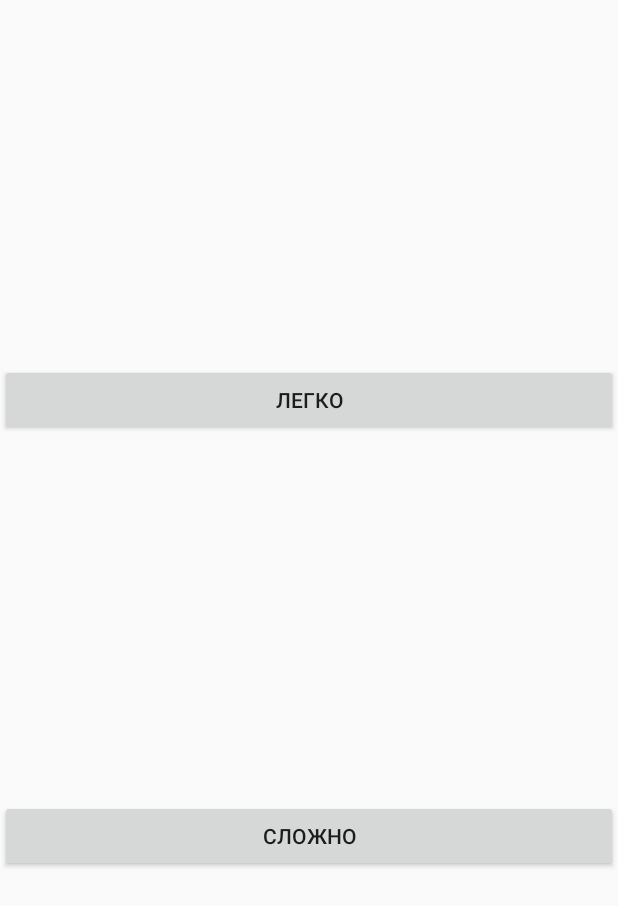
After one commit to ShaAndrey/javakruta, an Android app: the layout layout_bot_difficulties_dialog.xml on its own in the app's theme, with its tools: preview values and no code run, on a phone screen of 412 x 824 dp. The commit adds this screen. Shown: the top 906 px of the screen. Run offline under Robolectric (Android 15) with nearby library versions, the phone set to English and light mode, and no system bars.

Commit message:
add dummy difficulty pick dialog

```diff
--- a/GOGOT/app/src/main/res/layout/activity_start_game.xml
+++ b/GOGOT/app/src/main/res/layout/activity_start_game.xml
@@ -17,7 +17,7 @@
         app:layout_constraintHorizontal_bias="0.5"
         app:layout_constraintStart_toStartOf="parent"
         app:layout_constraintTop_toTopOf="parent"
-        android:onClick="onStartGameClick"/>
+        android:onClick="onСhooseDifficultyClick"/>
 
     <Button
         android:id="@+id/oneVSOneButton"
--- /dev/null
+++ b/GOGOT/app/src/main/res/layout/layout_bot_difficulties_dialog.xml
@@ -0,0 +1,30 @@
+<?xml version="1.0" encoding="utf-8"?>
+<androidx.constraintlayout.widget.ConstraintLayout xmlns:android="http://schemas.android.com/apk/res/android"
+    xmlns:app="http://schemas.android.com/apk/res-auto"
+    android:id="@+id/layout_bot_difficulties_dialog"
+    android:layout_width="match_parent"
+    android:layout_height="match_parent">
+
+    <Button
+        android:id="@+id/easyButton"
+        android:layout_width="0dp"
+        android:layout_height="wrap_content"
+        android:text="@string/easy"
+        app:layout_constraintBottom_toTopOf="@id/hardButton"
+        app:layout_constraintEnd_toEndOf="parent"
+        app:layout_constraintHorizontal_bias="0.5"
+        app:layout_constraintStart_toStartOf="parent"
+        app:layout_constraintTop_toTopOf="parent" />
+
+    <Button
+        android:id="@+id/hardButton"
+        android:layout_width="0dp"
+        android:layout_height="wrap_content"
+        android:text="@string/hard"
+        app:layout_constraintBottom_toBottomOf="parent"
+        app:layout_constraintEnd_toEndOf="parent"
+        app:layout_constraintHorizontal_bias="0.5"
+        app:layout_constraintStart_toStartOf="parent"
+        app:layout_constraintTop_toBottomOf="@id/easyButton"
+        />
+</androidx.constraintlayout.widget.ConstraintLayout>
--- a/GOGOT/app/src/main/res/values/strings.xml
+++ b/GOGOT/app/src/main/res/values/strings.xml
@@ -15,4 +15,6 @@
     <string name="play_one_more_time">Сыграть еще раз</string>
     <string name="place">место</string>
     <string name="points">очков</string>
+    <string name="easy">легко</string>
+    <string name="hard">сложно</string>
 </resources>
```
Also changed, not shown: GOGOT/app/src/main/java/com/example/gogot/ui/activity/StartGameActivity.java (+16 -0 lines), GOGOT/app/src/main/java/com/example/gogot/ui/dialog/BotDifficultiesDialog.java (added, +32 -0 lines), GOGOT/app/src/main/java/com/example/gogot/ui/dialog/MenuDialog.java (+0 -8 lines), GOGOT/app/src/main/res/layout/layout_menu_dialog.xml (+3 -4 lines).
